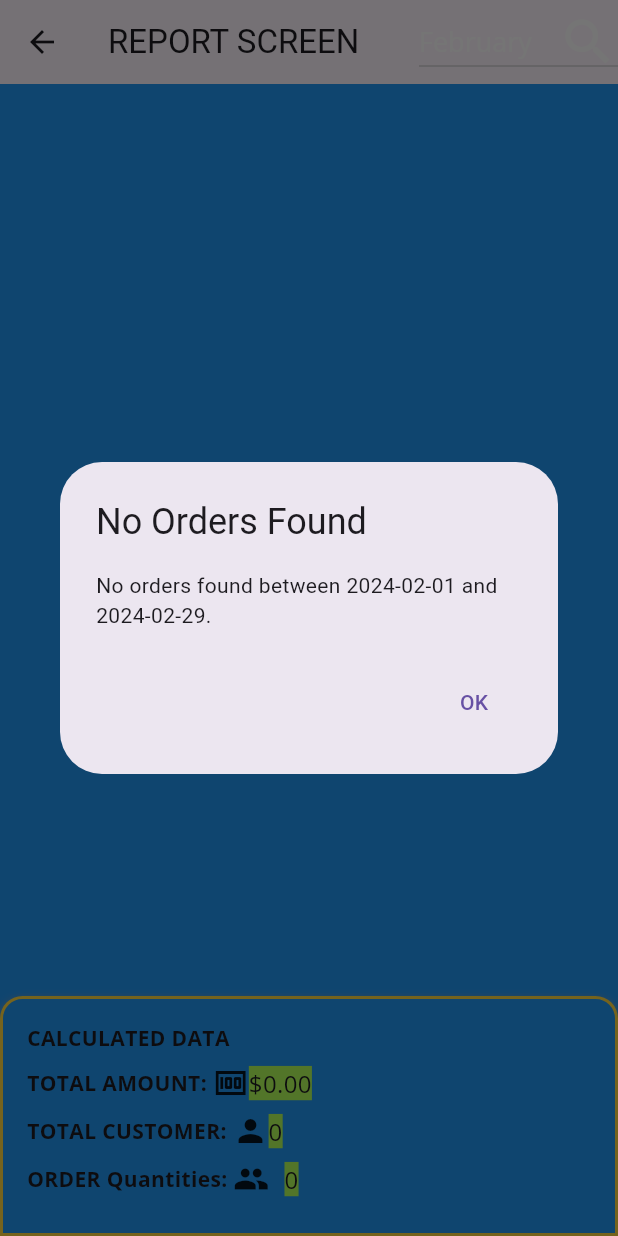
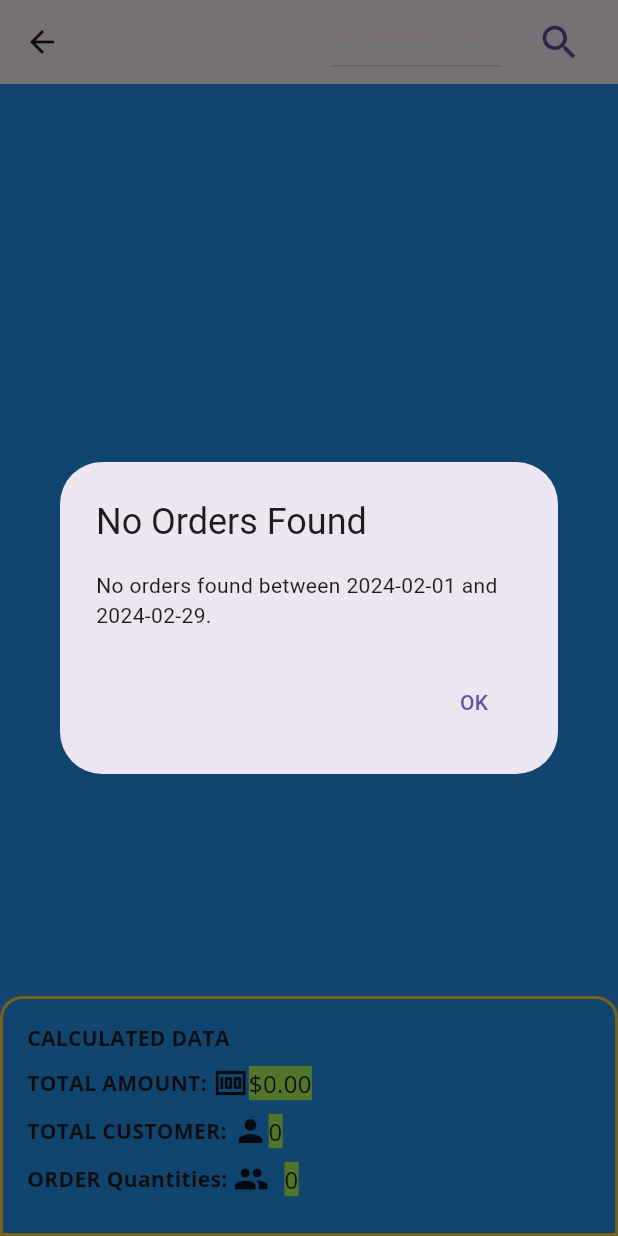
Before and after one commit to aminhanedi/newapp, a Flutter app: the MyWidget screen opened directly, on a phone screen of 412 x 824 dp. Run offline on Flutter 3.47's test engine with Material 3 defaults, Android fonts, the phone set to English and light mode, and no system bars; our stand-ins replace animated_text_kit, avatar_glow, cloud_firestore, connectivity_plus, easy_localization, email_validator and 15 more; missing offline and left inert: dart:ffi, firebase_app_check; accounts and stored records are empty; generated files the repository leaves out were written again.

```diff
--- a/lib/src/features/authentication/screens/dashboard_screen/customer_screen/report_screen.dart
+++ b/lib/src/features/authentication/screens/dashboard_screen/customer_screen/report_screen.dart
@@ -5,8 +5,12 @@ import 'package:flutter/material.dart';
 import 'package:firebase_database/firebase_database.dart';
 import 'package:flutter_gen/gen_l10n/app-localization.dart';
 import 'package:gap/gap.dart';
+import 'package:get/get.dart';
+import 'package:get/get_core/src/get_main.dart';
 import 'package:google_fonts/google_fonts.dart';
 import 'package:url_launcher/url_launcher.dart';
+
+import '../Search_screen/search_screenTCl.dart';
 
  class MyWidget extends StatefulWidget {
   @override
@@ -116,6 +120,37 @@ class _MyWidgetState extends State<MyWidget> {
             child: Column(
               mainAxisSize: MainAxisSize.min,
               children: [
+                Card(
+                  margin:EdgeInsets.only(bottom: 20),
+                  elevation: 2,
+                  shape: RoundedRectangleBorder(
+                    borderRadius: BorderRadius.circular(8),
+                    side: BorderSide(color: Colors.grey.shade300),
+                  ),
+                  child: Padding(
+                    padding: EdgeInsets.all(16),
+                    child: Column(
+                      mainAxisAlignment: MainAxisAlignment.start,
+                      children: [
+                        Text(
+                          "Search Orders by Date Range",
+                          style: TextStyle(
+                            fontSize: 18,
+                            fontWeight: FontWeight.bold,
+                          ),
+                        ),
+                        SizedBox(height: 15),
+                        Text(
+                          "Specify a date range to search for orders within that period.",
+                          style: TextStyle(
+                            fontSize: 16,
+                            color: Colors.blue,
+                          ),
+                        ),
+                      ],
+                    ),
+                  ),
+                ),
                 TextField(
                   controller: startDateController,
                   decoration: InputDecoration(
@@ -132,6 +167,7 @@ class _MyWidgetState extends State<MyWidget> {
                     _selectDateOrder(context);
                   },
                 ),
+                SizedBox(height: 8,),
                 TextField(
                   decoration: InputDecoration(
                     filled: true,
@@ -147,6 +183,8 @@ class _MyWidgetState extends State<MyWidget> {
                     _selectDateDelivery(context);
                   },
                 ),
+                SizedBox(height: 10,),
+
                 ElevatedButton(
                   onPressed: () {
                     String startDate = startDateController.text;
@@ -312,11 +350,14 @@ class _MyWidgetState extends State<MyWidget> {
     return Scaffold(
       backgroundColor: Colors.blue,
       appBar: AppBar(
-        title: Text("REPORT SCREEN"),
+
         actions: [
-          DropdownButton<String>(
-            style: TextStyle(fontSize: 18,color: Colors.white,fontFamily:GoogleFonts.openSans().fontFamily),
-           icon: Icon(Icons.search,size:40,color:Colors.white,),
+          Container(
+
+            padding: EdgeInsets.only(left: 15),
+            child: DropdownButton<String>(
+              style: TextStyle(fontSize: 16,color: Colors.white,fontFamily:GoogleFonts.openSans().fontFamily),
+              icon: Icon(Icons.arrow_drop_down,size:30,color:Colors.white,),
               value: selectedOption,
               onChanged: (String? newValue) {
                 setState(() {
@@ -351,6 +392,27 @@ class _MyWidgetState extends State<MyWidget> {
                 );
               }).toList(),
             ),
+          ),
+          ElevatedButton(
+            onPressed: () {
+              Get.to(() =>
+                  REPORT()); // Navigate to the REPORT screen when the button is pressed
+            },
+            style: ElevatedButton.styleFrom(
+              backgroundColor: Colors.transparent, // Set the background color to transparent
+              elevation: 0, // Remove the button elevation
+            ),
+            child: Ink(
+              decoration: BoxDecoration(
+                color: Colors.transparent, // Set the ink color to transparent
+              ),
+              child: Icon(
+                Icons.search,
+                size: 30,
+              ),
+            ),
+          ),
+
         ],
 
       ),
```
Also changed, not shown: pubspec.yaml (+7 -0 lines), pubspec.lock. Lines whose indentation alone changed are shown as unchanged.
